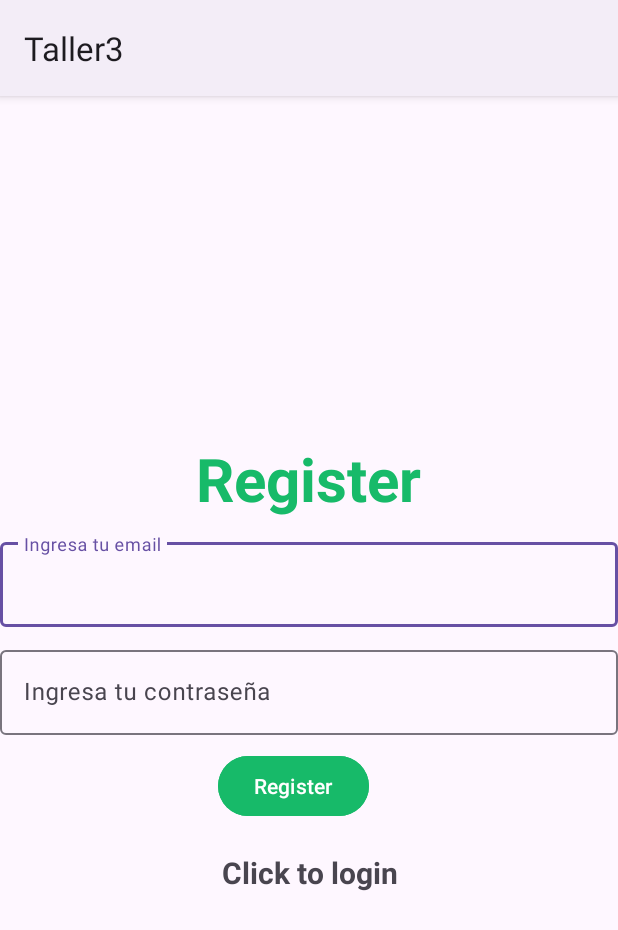
After one commit to KironStylo/ICM-Taller3, an Android app: the Register screen opened directly, with no data from a screen before it, on a phone screen of 412 x 824 dp. The commit adds this screen. Shown: the top 930 px of the screen. Run offline under Robolectric (Android 15) with nearby library versions, the phone set to English and light mode, and no system bars; our stand-ins replace Firebase (no records; nobody signed in at launch, a user with empty details on screens opened directly).

Commit message:
Parts of the project that have been completed: Firebase authentication is up and running.

```diff
--- /dev/null
+++ b/Taller3_Github/app/src/main/java/com/example/myapplication/Register.java
@@ -0,0 +1,114 @@
+package com.example.myapplication;
+
+import androidx.annotation.NonNull;
+import androidx.appcompat.app.AppCompatActivity;
+
+import android.content.Intent;
+import android.os.Bundle;
+import android.text.TextUtils;
+import android.util.Log;
+import android.view.View;
+import android.widget.Button;
+import android.widget.ProgressBar;
+import android.widget.TextView;
+import android.widget.Toast;
+
+import com.example.myapplication.databinding.ActivityRegisterBinding;
+import com.google.android.gms.tasks.OnCompleteListener;
+import com.google.android.gms.tasks.Task;
+import com.google.android.material.textfield.TextInputEditText;
+import com.google.firebase.auth.AuthResult;
+import com.google.firebase.auth.FirebaseAuth;
+import com.google.firebase.auth.FirebaseUser;
+
+
+public class Register extends AppCompatActivity {
+
+
+    // Se declaran los objetos necesarios para la creación de un usuario
+    TextInputEditText editTextEmail, editTextPassword;
+    Button btnReg;
+
+    // Se declaran los objetos para la autenticación en la base de datos
+    private FirebaseAuth mAuth;
+
+    // Se declara un objeto para mostrar una barra de progreso cuando se hace sign-in
+    ProgressBar progressBar;
+
+    // Se declara un objeto de texto como un hiperenlace para entrar a la otra pantalla
+    TextView textView;
+
+    // Acción de la aplicación al inicio si el usuario ya se habia autenticado
+    @Override
+    public void onStart() {
+        super.onStart();
+        // Check if user is signed in (non-null) and update UI accordingly.
+        FirebaseUser currentUser = mAuth.getCurrentUser();
+        if(currentUser != null){
+            Log.i("tag","Un mensaje de que se quiere entrar a login");
+            Intent intent = new Intent(Register.this, MainActivity.class);
+            startActivity(intent);
+        }
+    }
+
+    @Override
+    protected void onCreate(Bundle savedInstanceState) {
+        super.onCreate(savedInstanceState);
+        ActivityRegisterBinding binding = ActivityRegisterBinding.inflate(getLayoutInflater());
+        View view = binding.getRoot();
+        setContentView(view);
+        editTextEmail = binding.email;
+        editTextPassword = binding.password;
+        btnReg = binding.btnRegister;
+        textView = binding.loginNow;
+
+        // Se crea un listener para cuando presionen el texto, se redirijan a la pantalla de login
+        textView.setOnClickListener(new View.OnClickListener() {
+            @Override
+            public void onClick(View view) {
+                Intent intent = new Intent(Register.this,Login.class);
+                startActivity(intent);
+            }
+        });
+
+        // Barra de progreso y un texto para ir a inicio de sesion
+        progressBar = binding.progressBar;
+        textView = binding.loginNow;
+
+        // Se inicializa el Firebase Auth
+        mAuth = FirebaseAuth.getInstance();
+
+        btnReg.setOnClickListener(new View.OnClickListener() {
+            @Override
+            public void onClick(View view) {
+                progressBar.setVisibility(View.VISIBLE);
+                String email, password;
+                email = String.valueOf(editTextEmail.getText());
+                password = String.valueOf(editTextPassword.getText());
+                if (TextUtils.isEmpty(email) || TextUtils.isEmpty(password)) {
+                    Toast.makeText(Register.this, "No deje campo de textos vacios\n", Toast.LENGTH_SHORT).show();
+                } else {
+                    createUserWithEmailandPassword(email, password);
+                }
+            }
+        });
+    }
+
+    // Se registra el correo y contraseña ingresada a la aplicación
+    public void createUserWithEmailandPassword(String email, String password) {
+        mAuth.createUserWithEmailAndPassword(email, password).addOnCompleteListener(this, new OnCompleteListener<AuthResult>() {
+            @Override
+            public void onComplete(@NonNull Task<AuthResult> task) {
+                progressBar.setVisibility(View.GONE);
+                if (task.isSuccessful()) {
+                    // Si es exitosa la creacion de la cuenta
+                    Toast.makeText(Register.this, "Cuenta creada.", Toast.LENGTH_SHORT).show();
+                } else {
+                    // If sign in fails, display a message to the user.
+                    Toast.makeText(Register.this, "Authentication failed.", Toast.LENGTH_SHORT).show();
+                }
+            }
+        });
+    }
+
+}
--- /dev/null
+++ b/Taller3_Github/app/src/main/res/layout/activity_register.xml
@@ -0,0 +1,72 @@
+<?xml version="1.0" encoding="utf-8"?>
+<LinearLayout xmlns:android="http://schemas.android.com/apk/res/android"
+    xmlns:app="http://schemas.android.com/apk/res-auto"
+    xmlns:tools="http://schemas.android.com/tools"
+    android:layout_width="match_parent"
+    android:layout_height="match_parent"
+    android:gravity="center"
+    android:orientation="vertical"
+    android:layout_margin="10dp"
+    tools:context=".Register">
+
+    <TextView
+        android:layout_width="wrap_content"
+        android:layout_height="wrap_content"
+        android:text="@string/register"
+        android:textColor="@color/emerald"
+        android:textSize="40sp"
+        android:layout_marginBottom="10dp"
+        android:textStyle="bold"></TextView>
+
+    <com.google.android.material.textfield.TextInputLayout
+        android:layout_width="match_parent"
+        android:layout_height="wrap_content">
+        <com.google.android.material.textfield.TextInputEditText
+            android:layout_width="match_parent"
+            android:layout_height="wrap_content"
+            android:id="@+id/email"
+            android:layout_marginBottom="10dp"
+            android:hint="@string/email"
+            ></com.google.android.material.textfield.TextInputEditText>
+    </com.google.android.material.textfield.TextInputLayout>
+    <com.google.android.material.textfield.TextInputLayout
+        android:layout_width="match_parent"
+        android:layout_height="wrap_content">
+        <com.google.android.material.textfield.TextInputEditText
+            android:layout_width="match_parent"
+            android:layout_height="wrap_content"
+            android:id="@+id/password"
+            android:hint="@string/password"
+            android:layout_marginBottom="10dp"
+            ></com.google.android.material.textfield.TextInputEditText>
+    </com.google.android.material.textfield.TextInputLayout>
+
+    <ProgressBar
+        android:id="@+id/progressBar"
+        android:visibility="gone"
+        android:layout_width="wrap_content"
+        android:layout_height="wrap_content"
+        ></ProgressBar>
+
+    <Button
+        android:layout_width="wrap_content"
+        android:layout_height="wrap_content"
+        android:id="@+id/btn_register"
+        android:text="@string/register"
+        android:backgroundTint="@color/emerald"
+        android:layout_marginRight="10dp"
+        ></Button>
+
+    <TextView
+        android:id="@+id/loginNow"
+        android:layout_width="match_parent"
+        android:layout_marginTop="20dp"
+        android:text="@string/click_login"
+        android:layout_height="wrap_content"
+        android:textAlignment="center"
+        android:textStyle="bold"
+        android:textSize="20sp"
+        ></TextView>
+
+
+</LinearLayout>
--- a/Taller3_Github/app/src/main/res/values/colors.xml
+++ b/Taller3_Github/app/src/main/res/values/colors.xml
@@ -2,4 +2,5 @@
 <resources>
     <color name="black">#FF000000</color>
     <color name="white">#FFFFFFFF</color>
+    <color name="emerald">#17BA69</color>
 </resources>
--- a/Taller3_Github/app/src/main/res/values/strings.xml
+++ b/Taller3_Github/app/src/main/res/values/strings.xml
@@ -1,3 +1,10 @@
 <resources>
-    <string name="app_name">My Application</string>
+    <string name="app_name">Taller3</string>
+    <string name="email">Ingresa tu email</string>
+    <string name="password">Ingresa tu contraseña</string>
+    <string name="register">Register</string>
+    <string name="login">Login</string>
+    <string name="click_login">Click to login</string>
+    <string name="click_register">Click to register</string>
+    <string name="logout">Logout</string>
 </resources>
--- a/Taller3_Github/build.gradle
+++ b/Taller3_Github/build.gradle
@@ -1,4 +1,8 @@
-// Top-level build file where you can add configuration options common to all sub-projects/modules.
+buildscript {
+    dependencies {
+        classpath 'com.google.gms:google-services:4.3.15'
+    }
+}// Top-level build file where you can add configuration options common to all sub-projects/modules.
 plugins {
     id 'com.android.application' version '8.0.0' apply false
     id 'com.android.library' version '8.0.0' apply false
```
Also changed, not shown: Taller3_Github/app/build.gradle (+6 -1 lines), Taller3_Github/app/src/main/AndroidManifest.xml (+11 -2 lines), Taller3_Github/app/src/main/java/com/example/myapplication/Login.java (added, +114 -0 lines), Taller3_Github/app/src/main/java/com/example/myapplication/MainActivity.java (+51 -1 lines), Taller3_Github/app/src/main/res/layout/activity_login.xml (added, +68 -0 lines), Taller3_Github/app/src/main/res/layout/activity_main.xml (+14 -8 lines).
